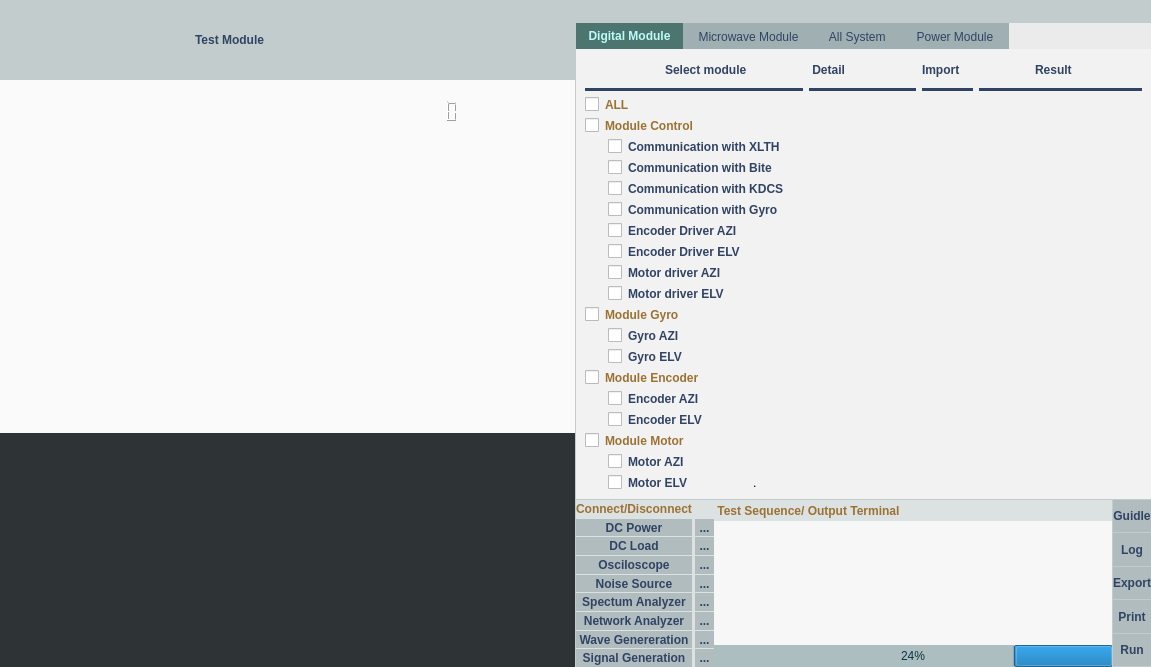
The window that testmodule.ui (phandinhbacptit/ARS-Testing) describes before a commit, drawn with Qt 5.
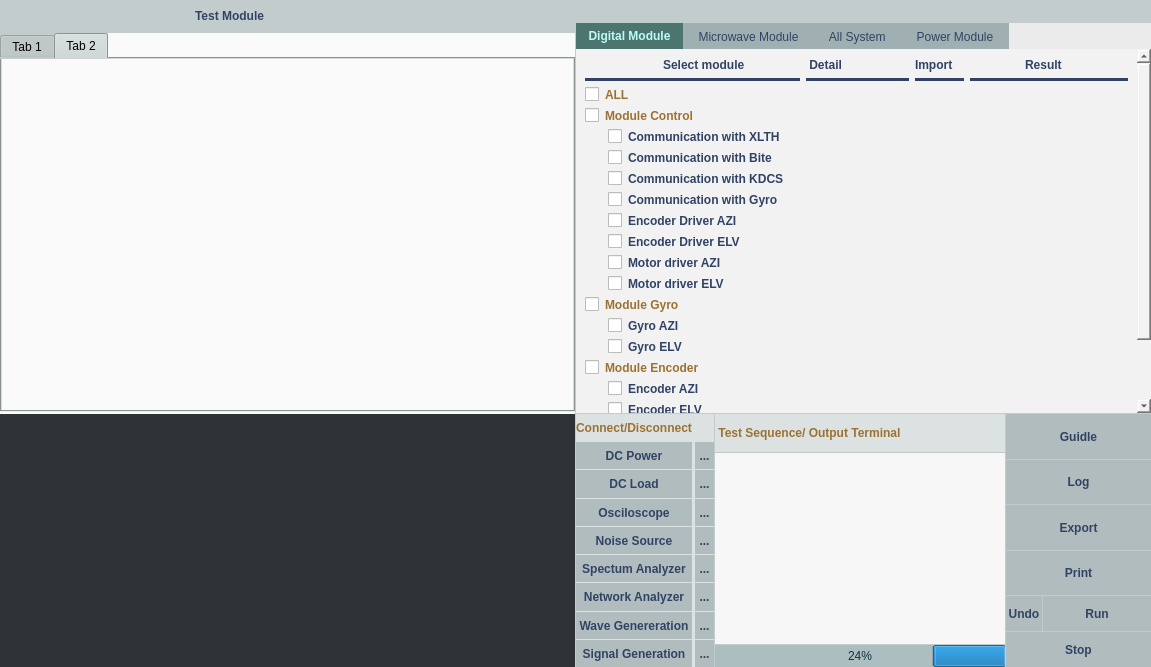
The same window after the commit. The open tabs and pages were chosen to show the change. Icons and pictures are not drawn.

```diff
--- a/testmodule.ui
+++ b/testmodule.ui
@@ -16,7 +16,7 @@
   <property name="styleSheet">
    <string notr="true">background-color: rgba(194,204,205);</string>
   </property>
-  <layout class="QGridLayout" name="gridLayout_3" rowstretch="2,2,15,6">
+  <layout class="QGridLayout" name="gridLayout_3" rowstretch="0,0,6,4">
    <property name="leftMargin">
     <number>0</number>
    </property>
@@ -179,7 +179,7 @@
                <x>0</x>
                <y>0</y>
                <width>575</width>
-               <height>382</height>
+               <height>367</height>
               </rect>
              </property>
              <layout class="QGridLayout" name="gridLayout_8" columnstretch="3">
@@ -214,7 +214,7 @@
                  <property name="geometry">
                   <rect>
                    <x>0</x>
-                   <y>-184</y>
+                   <y>0</y>
                    <width>561</width>
                    <height>566</height>
                   </rect>
@@ -2918,16 +2918,78 @@
         <property name="frameShadow">
          <enum>QFrame::Raised</enum>
         </property>
-        <widget class="QLCDNumber" name="lcdNumber">
-         <property name="geometry">
-          <rect>
-           <x>400</x>
-           <y>20</y>
-           <width>64</width>
-           <height>23</height>
-          </rect>
+        <layout class="QGridLayout" name="gridLayout_13">
+         <property name="leftMargin">
+          <number>0</number>
          </property>
-        </widget>
+         <property name="topMargin">
+          <number>0</number>
+         </property>
+         <property name="rightMargin">
+          <number>0</number>
+         </property>
+         <property name="bottomMargin">
+          <number>0</number>
+         </property>
+         <item row="0" column="0">
+          <widget class="QTabWidget" name="tabWidget_2">
+           <property name="currentIndex">
+            <number>0</number>
+           </property>
+           <widget class="QWidget" name="tab_3">
+            <attribute name="title">
+             <string>Tab 1</string>
+            </attribute>
+            <layout class="QGridLayout" name="gridLayout_15">
+             <property name="leftMargin">
+              <number>0</number>
+             </property>
+             <property name="topMargin">
+              <number>0</number>
+             </property>
+             <property name="rightMargin">
+              <number>0</number>
+             </property>
+             <property name="bottomMargin">
+              <number>0</number>
+             </property>
+             <item row="0" column="0">
+              <widget class="QWidget" name="pdfModuleShow" native="true"/>
+             </item>
+            </layout>
+           </widget>
+           <widget class="QWidget" name="tab_4">
+            <attribute name="title">
+             <string>Tab 2</string>
+            </attribute>
+            <layout class="QGridLayout" name="gridLayout_14">
+             <property name="leftMargin">
+              <number>0</number>
+             </property>
+             <property name="topMargin">
+              <number>0</number>
+             </property>
+             <property name="rightMargin">
+              <number>0</number>
+             </property>
+             <property name="bottomMargin">
+              <number>0</number>
+             </property>
+             <item row="0" column="0">
+              <widget class="QFrame" name="frame_10">
+               <property name="frameShape">
+                <enum>QFrame::StyledPanel</enum>
+               </property>
+               <property name="frameShadow">
+                <enum>QFrame::Raised</enum>
+               </property>
+              </widget>
+             </item>
+            </layout>
+           </widget>
+          </widget>
+         </item>
+        </layout>
        </widget>
       </item>
       <item row="1" column="0">
@@ -2951,7 +3013,7 @@
      <property name="frameShadow">
       <enum>QFrame::Raised</enum>
      </property>
-     <layout class="QGridLayout" name="gridLayout_10">
+     <layout class="QGridLayout" name="gridLayout_12">
       <property name="leftMargin">
        <number>0</number>
       </property>
@@ -2964,11 +3026,8 @@
       <property name="bottomMargin">
        <number>0</number>
       </property>
-      <property name="horizontalSpacing">
-       <number>0</number>
-      </property>
-      <property name="verticalSpacing">
-       <number>2</number>
+      <property name="spacing">
+       <number>1</number>
       </property>
       <item row="0" column="0">
        <widget class="QFrame" name="frame_7">
@@ -3637,7 +3696,7 @@
         <property name="frameShadow">
          <enum>QFrame::Raised</enum>
         </property>
-        <layout class="QGridLayout" name="gridLayout_9" rowstretch="1,6,0,0">
+        <layout class="QGridLayout" name="gridLayout_10" rowstretch="2,10,1" columnstretch="2,1">
          <property name="leftMargin">
           <number>0</number>
          </property>
@@ -3651,9 +3710,22 @@
           <number>0</number>
          </property>
          <property name="spacing">
-          <number>0</number>
+          <number>1</number>
          </property>
-         <item row="0" column="1" rowspan="4">
+         <item row="0" column="0">
+          <widget class="QLabel" name="label_2">
+           <property name="styleSheet">
+            <string notr="true">background-color: rgb(220,225,226);
+color: rgb(156,114,50);
+font:9pt &quot;Sans&quot;;
+font:bold;</string>
+           </property>
+           <property name="text">
+            <string> Test Sequence/ Output Terminal</string>
+           </property>
+          </widget>
+         </item>
+         <item row="0" column="1" rowspan="3">
           <widget class="QFrame" name="frame_6">
            <property name="frameShape">
             <enum>QFrame::StyledPanel</enum>
@@ -3661,9 +3733,9 @@
            <property name="frameShadow">
             <enum>QFrame::Raised</enum>
            </property>
-           <layout class="QGridLayout" name="gridLayout_4">
+           <layout class="QGridLayout" name="gridLayout_9">
             <property name="leftMargin">
-             <number>1</number>
+             <number>0</number>
             </property>
             <property name="topMargin">
              <number>0</number>
@@ -3672,52 +3744,11 @@
              <number>0</number>
             </property>
             <property name="bottomMargin">
-             <number>1</number>
+             <number>0</number>
             </property>
-            <property name="verticalSpacing">
+            <property name="spacing">
              <number>1</number>
             </property>
-            <item row="1" column="0">
-             <widget class="QPushButton" name="btnLogMte">
-              <property name="sizePolicy">
-               <sizepolicy hsizetype="Minimum" vsizetype="Preferred">
-                <horstretch>0</horstretch>
-                <verstretch>0</verstretch>
-               </sizepolicy>
-              </property>
-              <property name="styleSheet">
-               <string notr="true">QPushButton
-{
-border-color: rgb(49, 67, 100);
-color: rgb(49,67,100);
-background-color: rgb(177,188,190); 
-font: 87 10pt &quot;Myriad Pro&quot;;
-font:bold;
-outline:none;
-border:none;
-}
-QPushButton::hover
-{
-   background-color:rgba(146,165,201);
-  	border:none;
-  	outline:none;
-}</string>
-              </property>
-              <property name="text">
-               <string>Log</string>
-              </property>
-              <property name="icon">
-               <iconset resource="resources.qrc">
-                <normaloff>:/Test/images/button/log_icon.png</normaloff>:/Test/images/button/log_icon.png</iconset>
-              </property>
-              <property name="iconSize">
-               <size>
-                <width>20</width>
-                <height>20</height>
-               </size>
-              </property>
-             </widget>
-            </item>
             <item row="0" column="0">
              <widget class="QPushButton" name="btnGuidleMte">
               <property name="sizePolicy">
@@ -3759,8 +3790,8 @@
               </property>
              </widget>
             </item>
-            <item row="4" column="0">
-             <widget class="QPushButton" name="btnRunMte">
+            <item row="1" column="0">
+             <widget class="QPushButton" name="btnLogMte">
               <property name="sizePolicy">
                <sizepolicy hsizetype="Minimum" vsizetype="Preferred">
                 <horstretch>0</horstretch>
@@ -3786,52 +3817,11 @@
 }</string>
               </property>
               <property name="text">
-               <string>Run</string>
+               <string>Log</string>
               </property>
               <property name="icon">
                <iconset resource="resources.qrc">
-                <normaloff>:/Test/images/button/start_icon_3.png</normaloff>:/Test/images/button/start_icon_3.png</iconset>
-              </property>
-              <property name="iconSize">
-               <size>
-                <width>20</width>
-                <height>20</height>
-               </size>
-              </property>
-             </widget>
-            </item>
-            <item row="3" column="0">
-             <widget class="QPushButton" name="btnPrintMte">
-              <property name="sizePolicy">
-               <sizepolicy hsizetype="Minimum" vsizetype="Preferred">
-                <horstretch>0</horstretch>
-                <verstretch>0</verstretch>
-               </sizepolicy>
-              </property>
-              <property name="styleSheet">
-               <string notr="true">QPushButton
-{
-border-color: rgb(49, 67, 100);
-color: rgb(49,67,100);
-background-color: rgb(177,188,190); 
-font: 87 10pt &quot;Myriad Pro&quot;;
-font:bold;
-outline:none;
-border:none;
-}
-QPushButton::hover
-{
-   background-color:rgba(146,165,201);
-  	border:none;
-  	outline:none;
-}</string>
-              </property>
-              <property name="text">
-               <string>Print</string>
-              </property>
-              <property name="icon">
-               <iconset resource="resources.qrc">
-                <normaloff>:/Test/images/button/print-icon.png</normaloff>:/Test/images/button/print-icon.png</iconset>
+                <normaloff>:/Test/images/button/log_icon.png</normaloff>:/Test/images/button/log_icon.png</iconset>
               </property>
               <property name="iconSize">
                <size>
@@ -3882,21 +3872,207 @@
               </property>
              </widget>
             </item>
+            <item row="3" column="0">
+             <widget class="QPushButton" name="btnPrintMte">
+              <property name="sizePolicy">
+               <sizepolicy hsizetype="Minimum" vsizetype="Preferred">
+                <horstretch>0</horstretch>
+                <verstretch>0</verstretch>
+               </sizepolicy>
+              </property>
+              <property name="styleSheet">
+               <string notr="true">QPushButton
+{
+border-color: rgb(49, 67, 100);
+color: rgb(49,67,100);
+background-color: rgb(177,188,190); 
+font: 87 10pt &quot;Myriad Pro&quot;;
+font:bold;
+outline:none;
+border:none;
+}
+QPushButton::hover
+{
+   background-color:rgba(146,165,201);
+  	border:none;
+  	outline:none;
+}</string>
+              </property>
+              <property name="text">
+               <string>Print</string>
+              </property>
+              <property name="icon">
+               <iconset resource="resources.qrc">
+                <normaloff>:/Test/images/button/print-icon.png</normaloff>:/Test/images/button/print-icon.png</iconset>
+              </property>
+              <property name="iconSize">
+               <size>
+                <width>20</width>
+                <height>20</height>
+               </size>
+              </property>
+             </widget>
+            </item>
+            <item row="4" column="0">
+             <layout class="QGridLayout" name="gridLayout_4" columnstretch="1,3">
+              <item row="0" column="0">
+               <widget class="QPushButton" name="btnUndoMte">
+                <property name="minimumSize">
+                 <size>
+                  <width>0</width>
+                  <height>35</height>
+                 </size>
+                </property>
+                <property name="styleSheet">
+                 <string notr="true">QPushButton
+{
+border-color: rgb(49, 67, 100);
+color: rgb(49,67,100);
+background-color: rgb(177,188,190); 
+font: 87 7pt &quot;Myriad Pro&quot;;
+font:bold;
+outline:none;
+border:none;
+}
+QPushButton::hover
+{
+   background-color:rgba(146,165,201);
+  	border:none;
+  	outline:none;
+}</string>
+                </property>
+                <property name="text">
+                 <string>Undo</string>
+                </property>
+                <property name="icon">
+                 <iconset resource="resources.qrc">
+                  <normaloff>:/Test/images/button/back_icon.png</normaloff>:/Test/images/button/back_icon.png</iconset>
+                </property>
+                <property name="iconSize">
+                 <size>
+                  <width>20</width>
+                  <height>20</height>
+                 </size>
+                </property>
+               </widget>
+              </item>
+              <item row="0" column="1">
+               <widget class="QPushButton" name="btnRunMte">
+                <property name="sizePolicy">
+                 <sizepolicy hsizetype="Minimum" vsizetype="Preferred">
+                  <horstretch>0</horstretch>
+                  <verstretch>0</verstretch>
+                 </sizepolicy>
+                </property>
+                <property name="minimumSize">
+                 <size>
+                  <width>0</width>
+                  <height>35</height>
+                 </size>
+                </property>
+                <property name="styleSheet">
+                 <string notr="true">QPushButton
+{
+border-color: rgb(49, 67, 100);
+color: rgb(49,67,100);
+background-color: rgb(177,188,190); 
+font: 87 8pt &quot;Myriad Pro&quot;;
+font:bold;
+outline:none;
+border:none;
+}
+QPushButton::hover
+{
+   background-color:rgba(146,165,201);
+  	border:none;
+  	outline:none;
+}</string>
+                </property>
+                <property name="text">
+                 <string>Run</string>
+                </property>
+                <property name="icon">
+                 <iconset resource="resources.qrc">
+                  <normaloff>:/Test/images/button/start_icon_3.png</normaloff>:/Test/images/button/start_icon_3.png</iconset>
+                </property>
+                <property name="iconSize">
+                 <size>
+                  <width>20</width>
+                  <height>20</height>
+                 </size>
+                </property>
+               </widget>
+              </item>
+             </layout>
+            </item>
+            <item row="5" column="0">
+             <widget class="QPushButton" name="btnStopMte">
+              <property name="enabled">
+               <bool>false</bool>
+              </property>
+              <property name="minimumSize">
+               <size>
+                <width>0</width>
+                <height>35</height>
+               </size>
+              </property>
+              <property name="styleSheet">
+               <string notr="true">QPushButton
+{
+border-color: rgb(49, 67, 100);
+color: rgb(49,67,100);
+background-color: rgb(177,188,190); 
+font: 87 12pt &quot;Myriad Pro&quot;;
+font:bold;
+outline:none;
+border:none;
+}
+QPushButton::hover
+{
+   background-color:rgba(146,165,201);
+  	border:none;
+  	outline:none;
+}</string>
+              </property>
+              <property name="text">
+               <string>Stop</string>
+              </property>
+              <property name="icon">
+               <iconset resource="resources.qrc">
+                <normaloff>:/Test/images/button/Stop_icon.png</normaloff>:/Test/images/button/Stop_icon.png</iconset>
+              </property>
+              <property name="iconSize">
+               <size>
+                <width>25</width>
+                <height>25</height>
+               </size>
+              </property>
+             </widget>
+            </item>
            </layout>
           </widget>
          </item>
-         <item row="0" column="0">
-          <widget class="QLabel" name="label_2">
+         <item row="1" column="0">
+          <widget class="QFrame" name="frame_5">
            <property name="styleSheet">
-            <string notr="true">background-color: rgb(220,225,226);
-color: rgb(156,114,50);</string>
+            <string notr="true">QFrame
+{
+font: 87 10pt &quot;Sans&quot;; 
+font:bold;
+ background-color: rgb(247, 247, 247); 
+color: rgb(49, 67, 100);
+border:none;
+}</string>
            </property>
-           <property name="text">
-            <string> Test Sequence/ Output Terminal</string>
+           <property name="frameShape">
+            <enum>QFrame::StyledPanel</enum>
+           </property>
+           <property name="frameShadow">
+            <enum>QFrame::Raised</enum>
            </property>
           </widget>
          </item>
-         <item row="3" column="0">
+         <item row="2" column="0">
           <widget class="QProgressBar" name="progressBar_2">
            <property name="styleSheet">
             <string notr="true">background-color:rgba(97, 137, 147, 55);
@@ -3917,26 +4093,6 @@
            </property>
           </widget>
          </item>
-         <item row="1" column="0">
-          <widget class="QFrame" name="frame_5">
-           <property name="styleSheet">
-            <string notr="true">QFrame
-{
-font: 87 10pt &quot;Sans&quot;; 
-font:bold;
- background-color: rgb(247, 247, 247); 
-color: rgb(49, 67, 100);
-border:none;
-}</string>
-           </property>
-           <property name="frameShape">
-            <enum>QFrame::StyledPanel</enum>
-           </property>
-           <property name="frameShadow">
-            <enum>QFrame::Raised</enum>
-           </property>
-          </widget>
-         </item>
         </layout>
        </widget>
       </item>
```
Left out of the diff: 70 changed lines with no effect on the pictures.
